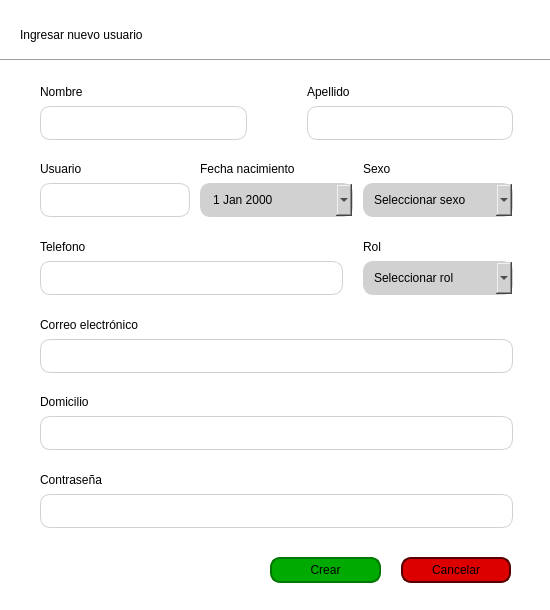
This is src/views/form_create_user.ui in Eddys912/pymexpro as Qt 5 draws it before an edit. The edited form follows.
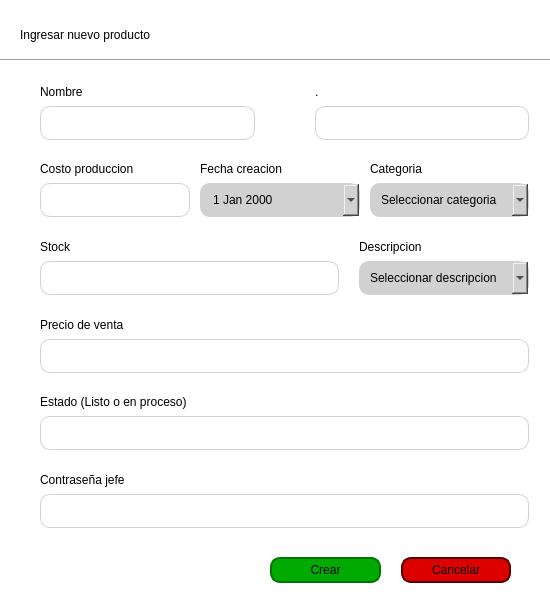
This is the edited form.

Diff of the .ui file:
```diff
--- a/src/views/form_create_user.ui
+++ b/src/views/form_create_user.ui
@@ -56,7 +56,7 @@
     <rect>
      <x>20</x>
      <y>20</y>
-     <width>315</width>
+     <width>451</width>
      <height>29</height>
     </rect>
    </property>
@@ -64,7 +64,7 @@
     <string notr="true">font: 700 18pt &quot;Verdana&quot;;</string>
    </property>
    <property name="text">
-    <string>Ingresar nuevo usuario</string>
+    <string>Ingresar nuevo producto</string>
    </property>
   </widget>
   <widget class="Line" name="line">
@@ -140,7 +140,7 @@
     <rect>
      <x>40</x>
      <y>77</y>
-     <width>473</width>
+     <width>489</width>
      <height>451</height>
     </rect>
    </property>
@@ -194,7 +194,7 @@
         <item>
          <widget class="QLabel" name="label_3">
           <property name="text">
-           <string>Apellido</string>
+           <string>.</string>
           </property>
          </widget>
         </item>
@@ -225,7 +225,7 @@
         <item>
          <widget class="QLabel" name="label_9">
           <property name="text">
-           <string>Usuario</string>
+           <string>Costo produccion</string>
           </property>
          </widget>
         </item>
@@ -255,7 +255,7 @@
         <item>
          <widget class="QLabel" name="label_4">
           <property name="text">
-           <string>Fecha nacimiento</string>
+           <string>Fecha creacion</string>
           </property>
          </widget>
         </item>
@@ -290,7 +290,7 @@
           </property>
           <property name="minimumDateTime">
            <datetime>
-            <hour>0</hour>
+            <hour>6</hour>
             <minute>0</minute>
             <second>0</second>
             <year>1800</year>
@@ -323,7 +323,7 @@
         <item>
          <widget class="QLabel" name="label_10">
           <property name="text">
-           <string>Sexo</string>
+           <string>Categoria</string>
           </property>
          </widget>
         </item>
@@ -342,11 +342,11 @@
            <string/>
           </property>
           <property name="placeholderText">
-           <string>Seleccionar sexo</string>
+           <string>Seleccionar categoria</string>
           </property>
           <item>
            <property name="text">
-            <string>Masculino</string>
+            <string>Muebles</string>
            </property>
           </item>
           <item>
@@ -373,7 +373,7 @@
         <item>
          <widget class="QLabel" name="label_7">
           <property name="text">
-           <string>Telefono</string>
+           <string>Stock</string>
           </property>
          </widget>
         </item>
@@ -403,7 +403,7 @@
         <item>
          <widget class="QLabel" name="label_12">
           <property name="text">
-           <string>Rol</string>
+           <string>Descripcion</string>
           </property>
          </widget>
         </item>
@@ -419,11 +419,11 @@
            <cursorShape>PointingHandCursor</cursorShape>
           </property>
           <property name="placeholderText">
-           <string>Seleccionar rol</string>
+           <string>Seleccionar descripcion</string>
           </property>
           <item>
            <property name="text">
-            <string>Operador</string>
+            <string>Mesa para comedor</string>
            </property>
           </item>
           <item>
@@ -445,7 +445,7 @@
       <item>
        <widget class="QLabel" name="label_8">
         <property name="text">
-         <string>Correo electrónico</string>
+         <string>Precio de venta</string>
         </property>
        </widget>
       </item>
@@ -465,7 +465,7 @@
       <item>
        <widget class="QLabel" name="label_6">
         <property name="text">
-         <string>Domicilio</string>
+         <string>Estado (Listo o en proceso)</string>
         </property>
        </widget>
       </item>
@@ -485,7 +485,7 @@
       <item>
        <widget class="QLabel" name="label_11">
         <property name="text">
-         <string>Contraseña</string>
+         <string>Contraseña jefe</string>
         </property>
        </widget>
       </item>
```
Left out of the diff: 46 changed lines with no effect on the pictures.
